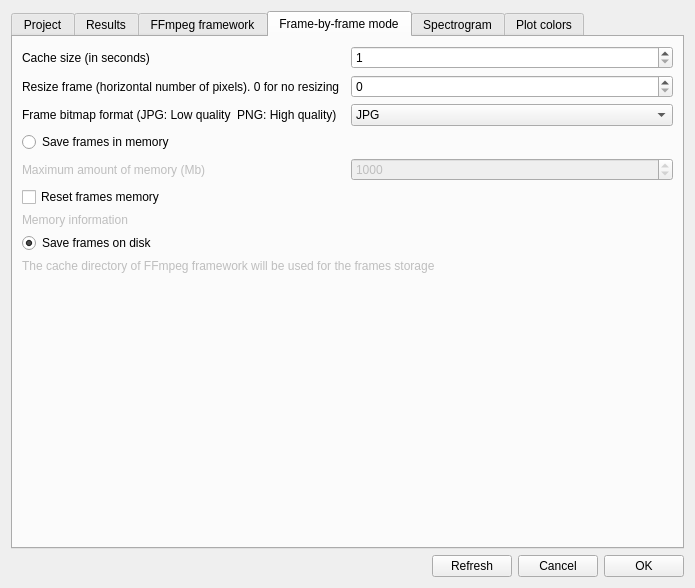
This is boris/preferences.ui in olivierfriard/BORIS as Qt 5 draws it before an edit. The edited form follows.
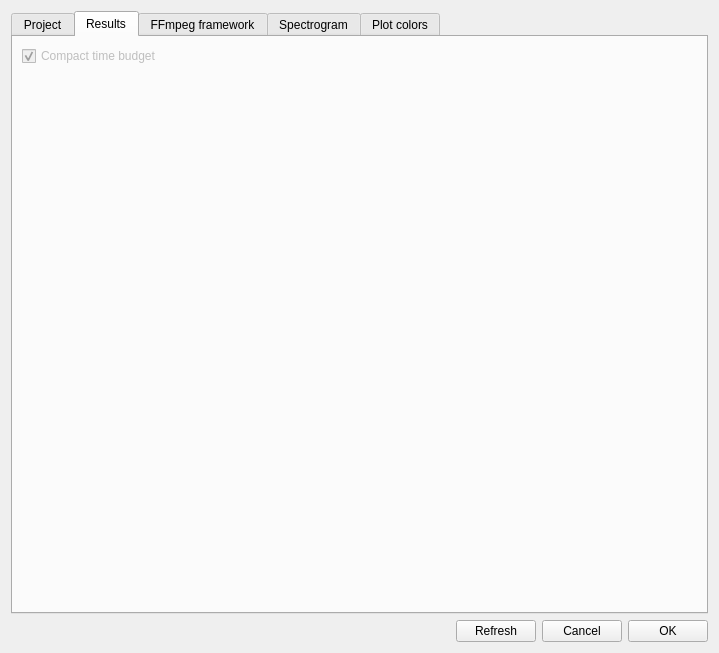
This is the edited form. The open tabs and pages were chosen to show the change.

The edit to the form file:
```diff
--- a/boris/preferences.ui
+++ b/boris/preferences.ui
@@ -9,8 +9,8 @@
    <rect>
     <x>0</x>
     <y>0</y>
-    <width>695</width>
-    <height>588</height>
+    <width>719</width>
+    <height>653</height>
    </rect>
   </property>
   <property name="windowTitle">
@@ -21,6 +21,9 @@
     <layout class="QVBoxLayout" name="verticalLayout_2">
      <item>
       <widget class="QTabWidget" name="tabWidget">
+       <property name="enabled">
+        <bool>true</bool>
+       </property>
        <property name="currentIndex">
         <number>5</number>
        </property>
@@ -225,9 +228,15 @@
         <layout class="QVBoxLayout" name="verticalLayout_7">
          <item>
           <widget class="QCheckBox" name="cb_compact_time_budget">
+           <property name="enabled">
+            <bool>false</bool>
+           </property>
            <property name="text">
             <string>Compact time budget</string>
            </property>
+           <property name="checked">
+            <bool>true</bool>
+           </property>
           </widget>
          </item>
          <item>
@@ -327,214 +336,6 @@
          </item>
         </layout>
        </widget>
-       <widget class="QWidget" name="tab_3">
-        <attribute name="title">
-         <string>Frame-by-frame mode</string>
-        </attribute>
-        <layout class="QVBoxLayout" name="verticalLayout">
-         <item>
-          <layout class="QHBoxLayout" name="horizontalLayout_9">
-           <item>
-            <widget class="QLabel" name="lb_cache_size">
-             <property name="enabled">
-              <bool>true</bool>
-             </property>
-             <property name="text">
-              <string>Cache size (in seconds)</string>
-             </property>
-            </widget>
-           </item>
-           <item>
-            <widget class="QSpinBox" name="sb_fbf_cache_size">
-             <property name="enabled">
-              <bool>true</bool>
-             </property>
-             <property name="minimum">
-              <number>1</number>
-             </property>
-             <property name="maximum">
-              <number>3600</number>
-             </property>
-            </widget>
-           </item>
-          </layout>
-         </item>
-         <item>
-          <layout class="QHBoxLayout" name="horizontalLayout_5">
-           <item>
-            <widget class="QLabel" name="lb_resize_frame">
-             <property name="enabled">
-              <bool>true</bool>
-             </property>
-             <property name="text">
-              <string>Resize frame (horizontal number of pixels). 0 for no resizing</string>
-             </property>
-             <property name="wordWrap">
-              <bool>true</bool>
-             </property>
-            </widget>
-           </item>
-           <item>
-            <widget class="QSpinBox" name="sbFrameResize">
-             <property name="enabled">
-              <bool>true</bool>
-             </property>
-             <property name="maximum">
-              <number>1920</number>
-             </property>
-             <property name="singleStep">
-              <number>10</number>
-             </property>
-            </widget>
-           </item>
-          </layout>
-         </item>
-         <item>
-          <layout class="QHBoxLayout" name="horizontalLayout_8">
-           <item>
-            <widget class="QLabel" name="lb_bitmap_quality">
-             <property name="enabled">
-              <bool>true</bool>
-             </property>
-             <property name="text">
-              <string>Frame bitmap format (JPG: Low quality  PNG: High quality)</string>
-             </property>
-            </widget>
-           </item>
-           <item>
-            <widget class="QComboBox" name="cbFrameBitmapFormat">
-             <property name="enabled">
-              <bool>true</bool>
-             </property>
-             <item>
-              <property name="text">
-               <string>JPG</string>
-              </property>
-             </item>
-             <item>
-              <property name="text">
-               <string>PNG</string>
-              </property>
-             </item>
-            </widget>
-           </item>
-          </layout>
-         </item>
-         <item>
-          <widget class="QRadioButton" name="rb_save_frames_in_mem">
-           <property name="enabled">
-            <bool>true</bool>
-           </property>
-           <property name="text">
-            <string>Save frames in memory</string>
-           </property>
-           <property name="checked">
-            <bool>false</bool>
-           </property>
-          </widget>
-         </item>
-         <item>
-          <layout class="QHBoxLayout" name="horizontalLayout_6">
-           <item>
-            <widget class="QLabel" name="lb_memory_frames">
-             <property name="enabled">
-              <bool>false</bool>
-             </property>
-             <property name="text">
-              <string>Maximum amount of memory (Mb)</string>
-             </property>
-            </widget>
-           </item>
-           <item>
-            <widget class="QSpinBox" name="sb_frames_memory_size">
-             <property name="enabled">
-              <bool>false</bool>
-             </property>
-             <property name="minimum">
-              <number>5</number>
-             </property>
-             <property name="maximum">
-              <number>64000</number>
-             </property>
-             <property name="singleStep">
-              <number>5</number>
-             </property>
-             <property name="value">
-              <number>1000</number>
-             </property>
-            </widget>
-           </item>
-          </layout>
-         </item>
-         <item>
-          <layout class="QHBoxLayout" name="horizontalLayout_11">
-           <item>
-            <widget class="QCheckBox" name="cb_reset_frames_memory">
-             <property name="text">
-              <string>Reset frames memory</string>
-             </property>
-            </widget>
-           </item>
-           <item>
-            <spacer name="horizontalSpacer_2">
-             <property name="orientation">
-              <enum>Qt::Horizontal</enum>
-             </property>
-             <property name="sizeHint" stdset="0">
-              <size>
-               <width>40</width>
-               <height>20</height>
-              </size>
-             </property>
-            </spacer>
-           </item>
-          </layout>
-         </item>
-         <item>
-          <widget class="QLabel" name="lb_memory_info">
-           <property name="enabled">
-            <bool>false</bool>
-           </property>
-           <property name="text">
-            <string>Memory information</string>
-           </property>
-          </widget>
-         </item>
-         <item>
-          <widget class="QRadioButton" name="rb_save_frames_on_disk">
-           <property name="text">
-            <string>Save frames on disk</string>
-           </property>
-           <property name="checked">
-            <bool>true</bool>
-           </property>
-          </widget>
-         </item>
-         <item>
-          <widget class="QLabel" name="lb_storage_dir">
-           <property name="enabled">
-            <bool>false</bool>
-           </property>
-           <property name="text">
-            <string>The cache directory of FFmpeg framework will be used for the frames storage</string>
-           </property>
-          </widget>
-         </item>
-         <item>
-          <spacer name="verticalSpacer_2">
-           <property name="orientation">
-            <enum>Qt::Vertical</enum>
-           </property>
-           <property name="sizeHint" stdset="0">
-            <size>
-             <width>20</width>
-             <height>40</height>
-            </size>
-           </property>
-          </spacer>
-         </item>
-        </layout>
-       </widget>
        <widget class="QWidget" name="tab_4">
         <attribute name="title">
          <string>Spectrogram</string>
```
Left out of the diff: 230 changed lines with no effect on the pictures.
